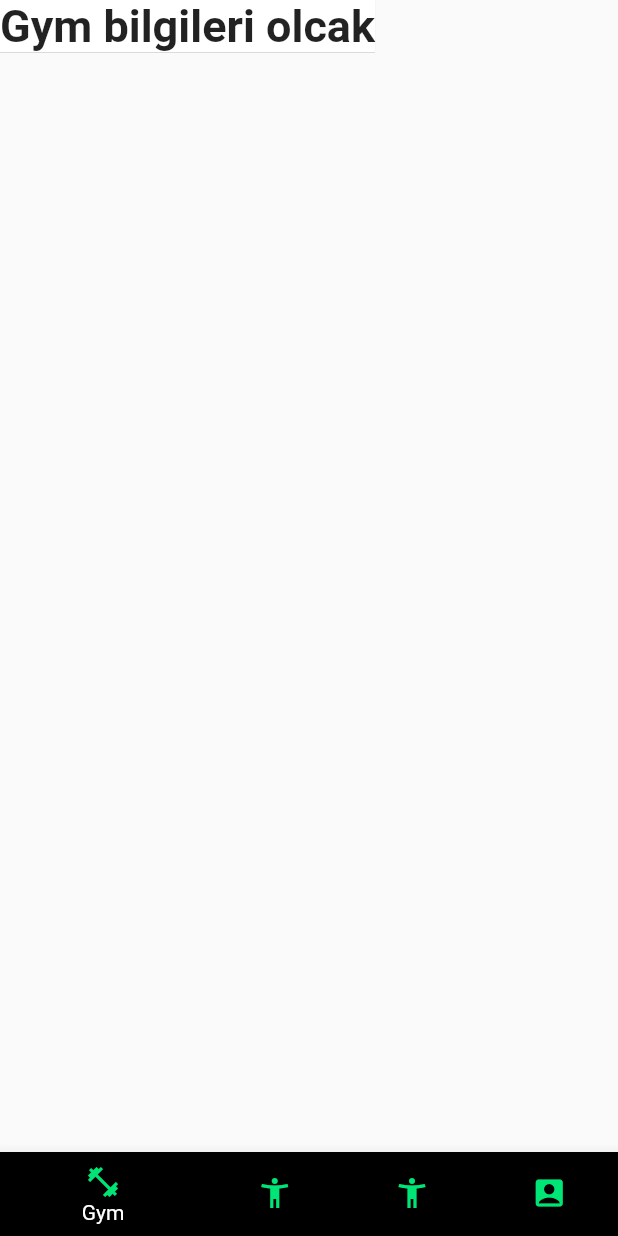
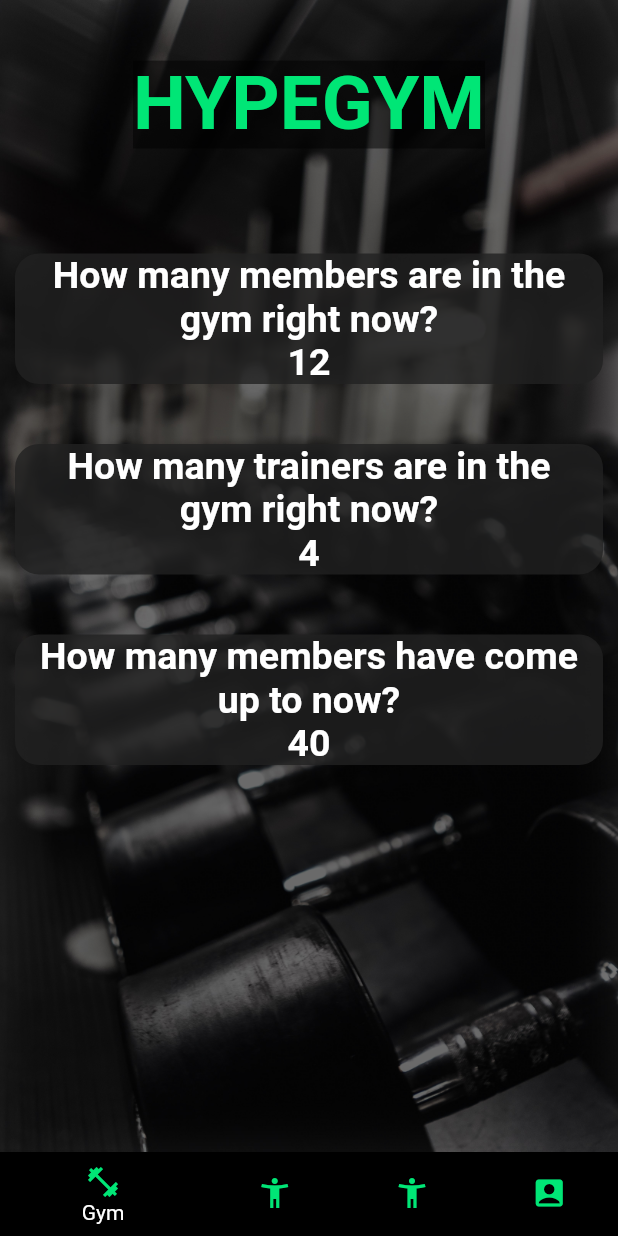
Before and after one commit to CSE343-Hypeline/hypegym-mobile, a Flutter app: the AdminGymPage screen opened directly, on a phone screen of 412 x 824 dp. Run offline on Flutter 3.47's test engine with Material 2 defaults, Android fonts, the phone set to English and light mode, and no system bars; our stand-ins replace google_fonts.

Commit message:
Create the Admin gym information page

```diff
--- /dev/null
+++ b/lib/pages/admin_gym_information_page.dart
@@ -0,0 +1,169 @@
+import 'package:flutter/material.dart';
+import 'package:google_fonts/google_fonts.dart';
+
+class AdminGymInformationPage extends StatelessWidget {
+  const AdminGymInformationPage({Key? key}) : super(key: key);
+
+  @override
+  Widget build(BuildContext context) {
+    return Scaffold(
+      body: Stack(
+        children: [
+          Container(
+            decoration: const BoxDecoration(
+              boxShadow: [
+                BoxShadow(
+                  color: Colors.black,
+                  blurRadius: 30.0,
+                  spreadRadius: 5.0,
+                ),
+              ],
+            ),
+            child: Image(
+                image: const AssetImage('images/image_admin.jpg'),
+                fit: BoxFit.cover,
+                height: MediaQuery.of(context).size.height,
+                width: MediaQuery.of(context).size.width,
+                color: const Color.fromRGBO(255, 255, 255, 0.9),
+                colorBlendMode: BlendMode.modulate
+            ),
+          ),
+          Column(
+            children: [
+              Padding(
+                padding: const EdgeInsets.only(top: 40.0, bottom: 50.0),
+                child: Row(
+                  mainAxisAlignment: MainAxisAlignment.center,
+                  children: [
+                    Text(
+                      "HYPEGYM",
+                      style: GoogleFonts.roboto(
+                        textStyle: TextStyle(
+                            backgroundColor: Colors.black.withOpacity(0.5),
+                            fontSize: 50,
+                            fontWeight: FontWeight.bold,
+                            color: Colors.greenAccent.shade400,
+                        ),
+                      ),
+                    ),
+                  ],
+                ),
+              ),
+              Padding(
+                padding: const EdgeInsets.only(top: 20.0, bottom: 20.0, left: 10.0, right: 10.0),
+                child: Container(
+                  decoration: BoxDecoration(
+                    borderRadius: BorderRadius.circular(16.0),
+                    color: Colors.grey.shade900.withOpacity(0.8),
+                  ),
+                  child: Padding(
+                    padding: const EdgeInsets.only(left: 10.0, right: 10.0),
+                    child: Column(
+                      children: [
+                        Text(
+                          "How many members are in the gym right now?",
+                          style: GoogleFonts.roboto(
+                            textStyle: const TextStyle(
+                              fontSize: 25,
+                              fontWeight: FontWeight.bold,
+                              color: Colors.white,
+                            ),
+                          ),
+                          textAlign: TextAlign.center,
+                        ),
+                        Text(
+                          "12",
+                          style: GoogleFonts.roboto(
+                            textStyle: const TextStyle(
+                              fontSize: 25,
+                              fontWeight: FontWeight.bold,
+                              color: Colors.white,
+                            ),
+                          ),
+                        ),
+                      ],
+                    ),
+                  ),
+                ),
+              ),
+              Padding(
+                padding: const EdgeInsets.only(top: 20.0, bottom: 20.0, left: 10.0, right: 10.0),
+                child: Container(
+                  decoration: BoxDecoration(
+                    borderRadius: BorderRadius.circular(16.0),
+                    color: Colors.grey.shade900.withOpacity(0.8),
+                  ),
+                  child: Padding(
+                    padding: const EdgeInsets.only(left: 10.0, right: 10.0),
+                    child: Column(
+                      children: [
+                        Text(
+                          "How many trainers are in the gym right now?",
+                          style: GoogleFonts.roboto(
+                            textStyle: const TextStyle(
+                              fontSize: 25,
+                              fontWeight: FontWeight.bold,
+                              color: Colors.white,
+                            ),
+                          ),
+                          textAlign: TextAlign.center,
+                        ),
+                        Text(
+                          "4",
+                          style: GoogleFonts.roboto(
+                            textStyle: const TextStyle(
+                              fontSize: 25,
+                              fontWeight: FontWeight.bold,
+                              color: Colors.white,
+                            ),
+                          ),
+                        ),
+                      ],
+                    ),
+                  ),
+                ),
+              ),
+              Padding(
+                padding: const EdgeInsets.only(top: 20.0, bottom: 20.0, left: 10.0, right: 10.0),
+                child: Container(
+                  decoration: BoxDecoration(
+                    borderRadius: BorderRadius.circular(16.0),
+                    color: Colors.grey.shade900.withOpacity(0.8),
+                  ),
+                  child: Padding(
+                    padding: const EdgeInsets.only(left: 10.0, right: 10.0),
+                    child: Column(
+                      children: [
+                        Text(
+                          "How many members have come up to now?",
+                          style: GoogleFonts.roboto(
+                            textStyle: const TextStyle(
+                              fontSize: 25,
+                              fontWeight: FontWeight.bold,
+                              color: Colors.white,
+                            ),
+                          ),
+                          textAlign: TextAlign.center,
+                        ),
+                        Text(
+                          "40",
+                          style: GoogleFonts.roboto(
+                            textStyle: const TextStyle(
+                              fontSize: 25,
+                              fontWeight: FontWeight.bold,
+                              color: Colors.white,
+                            ),
+                          ),
+                        ),
+                      ],
+                    ),
+                  ),
+                ),
+              ),
+            ],
+          ),
+        ],
+      ),
+    );
+  }
+}
--- a/lib/pages/admin_gym_page.dart
+++ b/lib/pages/admin_gym_page.dart
@@ -1,4 +1,5 @@
 import 'package:flutter/material.dart';
+import 'package:hypegym/pages/admin_gym_information_page.dart';
 import 'package:hypegym/pages/admin_member_page.dart';
 import 'package:hypegym/pages/admin_profile_page.dart';
 //import 'package:hypegym_yedek_1/pages/member_list.dart';
@@ -17,10 +18,7 @@ class _AdminGymPageState extends State<AdminGymPage> {
   TextStyle(fontSize: 30, fontWeight: FontWeight.bold, backgroundColor: Colors.white);
 
   static const List<Widget> _widgetOptions = <Widget>[
-    Text(
-      'Gym bilgileri olcak',
-      style: optionStyle,
-    ),
+    AdminGymInformationPage(),
     Text(
       'Trainer bilgileri olcak',
       style: optionStyle,
```
